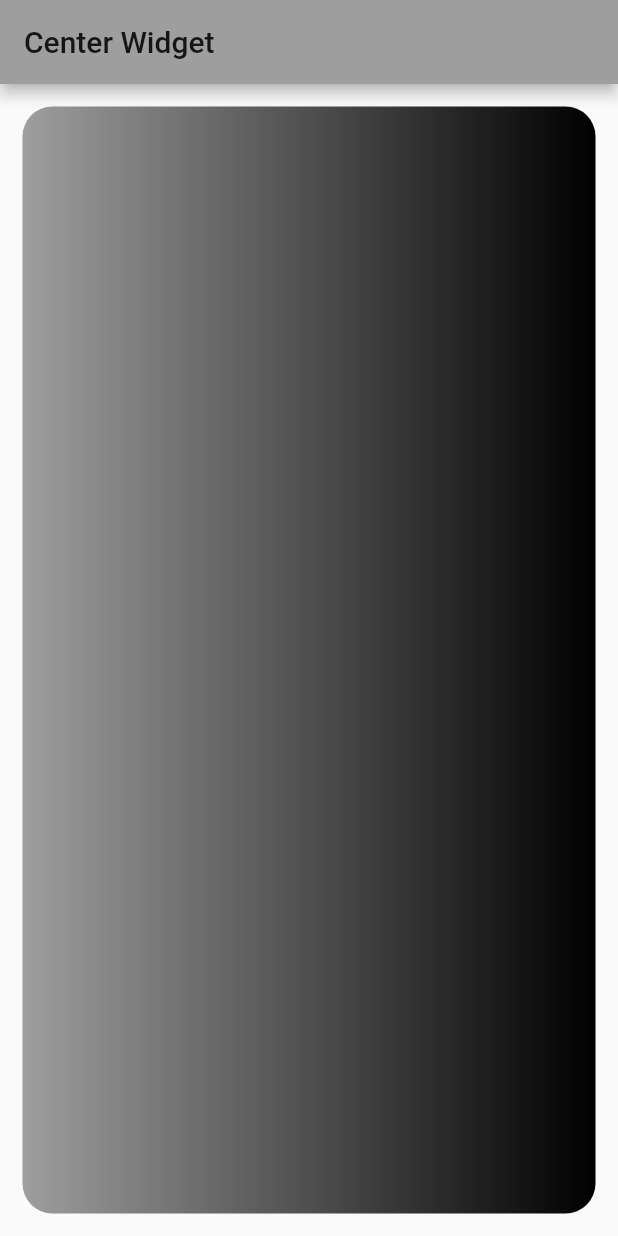
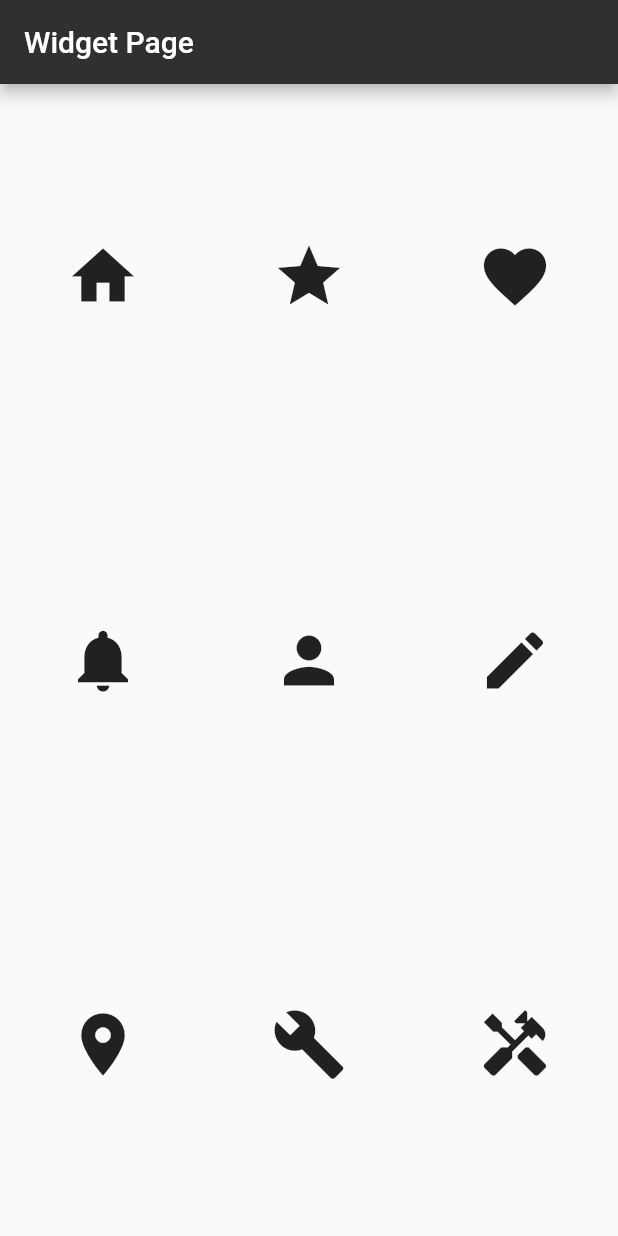
Before and after one commit to rhattasit-nrtech/flutter_layout_inclass, a Flutter app: the screen it shows after launch, on a phone screen of 412 x 824 dp. Run offline on Flutter 3.47's test engine with Material 2 defaults, Android fonts, the phone set to English and light mode, and no system bars.

Commit message:
update row and column

```diff
--- /dev/null
+++ b/lib/column_widget_layout.dart
@@ -0,0 +1,50 @@
+import 'package:flutter/material.dart';
+
+class ColumnWidgetPage extends StatefulWidget {
+  ColumnWidgetPage({Key? key}) : super(key: key);
+
+  @override
+  _ColumnWidgetPageState createState() => _ColumnWidgetPageState();
+}
+
+class _ColumnWidgetPageState extends State<ColumnWidgetPage> {
+  @override
+  Widget build(BuildContext context) {
+    return Scaffold(
+      appBar: AppBar(
+        title: Text('Widget Page', style: TextStyle(color: Colors.white),),
+        backgroundColor: Colors.grey[850],
+      ),
+      body: Column(
+        mainAxisAlignment: MainAxisAlignment.spaceAround,
+        children: <Widget>[
+          Row(
+            mainAxisAlignment: MainAxisAlignment.spaceAround,
+            children: [
+              Icon(Icons.home, size: 50,),
+              Icon(Icons.star, size: 50,),
+              Icon(Icons.favorite, size: 50,),
+            ],
+          ),
+          Row(
+            mainAxisAlignment: MainAxisAlignment.spaceAround,
+            children: [
+              Icon(Icons.notifications, size: 50,),
+              Icon(Icons.person, size: 50,),
+              Icon(Icons.edit, size: 50,),
+            ],
+          ),
+          Row(
+            mainAxisAlignment: MainAxisAlignment.spaceAround,
+            children: [
+              Icon(Icons.place, size: 50,),
+              Icon(Icons.build, size: 50,),
+              Icon(Icons.handyman, size: 50,),
+            ],
+          ),
+
+        ],
+      ),
+    );
+  }
+}
--- a/lib/container_widget_layout.dart
+++ b/lib/container_widget_layout.dart
@@ -1,7 +1,6 @@
 import 'package:flutter/material.dart';
 
 class ContainerWidgetPage extends StatefulWidget {
-
   @override
   _ContainerWidgetPageState createState() => _ContainerWidgetPageState();
 }
@@ -15,41 +14,17 @@ class _ContainerWidgetPageState extends State<ContainerWidgetPage> {
       ),
       body: Center(
         child: Padding(
-          padding: const EdgeInsets.all(15.0),
+          padding: EdgeInsets.all(15),
           child: Container(
-            // width: double.infinity,
-            // height: double.infinity,
-            // transform: Matrix4.rotationZ(45),
-            // width: 200.0,
-            // height: 200.0,
-            //  color: Colors.grey[400],
-            width: double.infinity,
-            height: double.infinity,
-             decoration: BoxDecoration(
-               color: Colors.grey[400],
-               borderRadius: BorderRadius.circular(20),
-               gradient: LinearGradient(
-                 colors: [
-                   Colors.grey,
-                   Colors.black,
-                 ] ),
-              //  border: Border.all(width: 2.0, color: Colors.red),
-              //  borderRadius: BorderRadius.circular(20),
-              // shape: BoxShape.circle,
-              // image: DecorationImage(
-              //   image: NetworkImage('https://images.unsplash.com/photo-1457449940276-e8deed18bfff?ixid=MnwxMjA3fDB8MHxwaG90by1wYWdlfHx8fGVufDB8fHx8&ixlib=rb-1.2.1&auto=format&fit=crop&w=750&q=80'),
-              //   fit: BoxFit.cover),
-              //   boxShadow: [
-              //     BoxShadow(blurRadius: 10)
-              //   ]
-             ),
-            //  child: Text(
-            //    'This is my content',
-            //    textAlign: TextAlign.center,
-            //    ),
+            width: 100.0,
+            height: 100.0,
+            decoration: BoxDecoration(
+              color: Colors.green,
+            ),
+
           ),
-        ),
-      ),
+          ),
+          ),
     );
   }
 }
--- a/lib/main.dart
+++ b/lib/main.dart
@@ -1,5 +1,6 @@
 import 'package:flutter/material.dart';
-import 'package:flutter_layout/container_widget_layout.dart';
+import 'package:flutter_layout/column_widget_layout.dart';
+import 'package:flutter_layout/row_widget_layout.dart';
 
 void main() {
   runApp(MyApp());
@@ -11,7 +12,7 @@ class MyApp extends StatelessWidget {
     return MaterialApp(
       debugShowCheckedModeBanner: false,
       theme: ThemeData(primarySwatch: Colors.grey),
-      home: ContainerWidgetPage(),
+      home: ColumnWidgetPage(),
     );
   }
 }
```
Also changed, not shown: lib/row_widget_layout.dart (added, +28 -0 lines).
